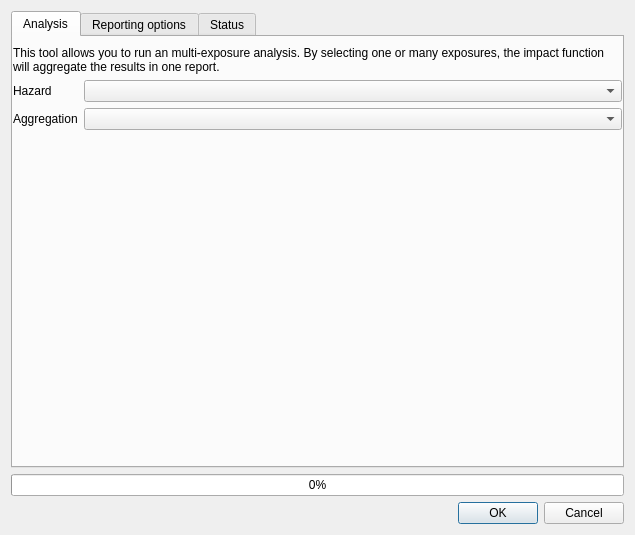
The window that safe/gui/ui/multi_exposure_dialog_base.ui (inasafe/inasafe) describes before a commit, drawn with Qt 5.
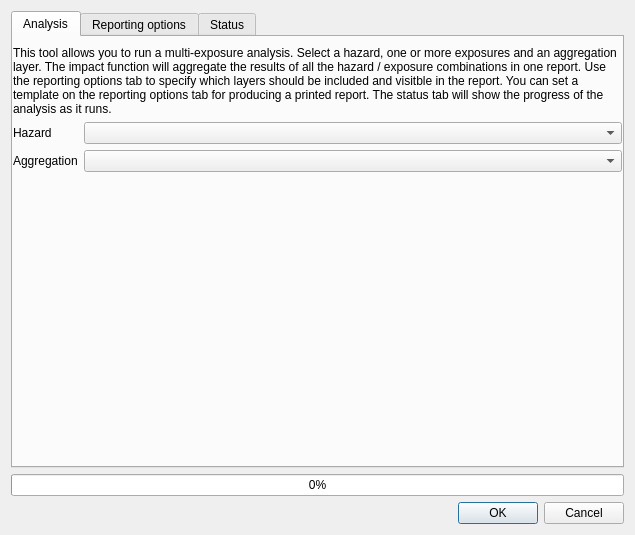
The same window after the commit. The open tabs and pages were chosen to show the change. Custom widgets are drawn as their Qt base class.

Commit message: Update for text on multi-exposure dialog

The edit to the form file:
```diff
--- a/safe/gui/ui/multi_exposure_dialog_base.ui
+++ b/safe/gui/ui/multi_exposure_dialog_base.ui
@@ -33,7 +33,7 @@
        <item>
         <widget class="QLabel" name="label">
          <property name="text">
-          <string>This tool allows you to run an multi-exposure analysis. By selecting one or many exposures, the impact function will aggregate the results in one report.</string>
+          <string>This tool allows you to run a multi-exposure analysis. Select a hazard, one or more exposures and an aggregation layer. The impact function will aggregate the results of all the hazard / exposure combinations in one report. Use the reporting options tab to specify which layers should be included and visitble in the report. You can set a template on the reporting options tab for producing a printed report. The status tab will show the progress of the analysis as it runs.</string>
          </property>
          <property name="wordWrap">
           <bool>true</bool>
```
Left out of the diff: 2 changed lines with no effect on the pictures.
